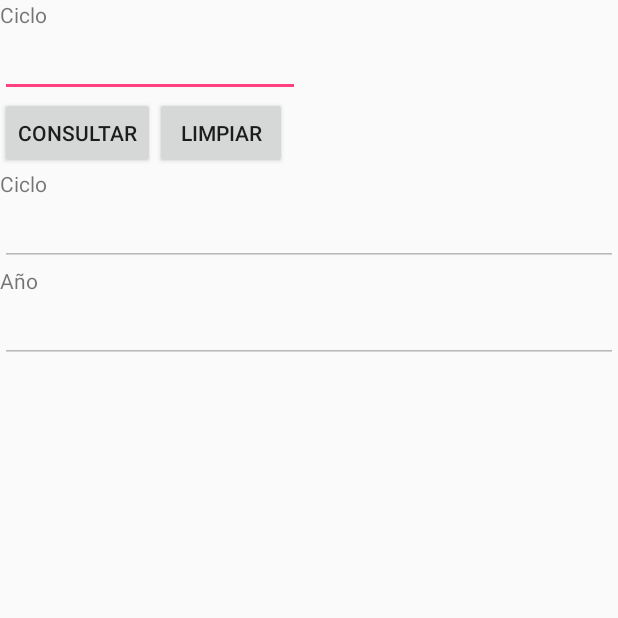
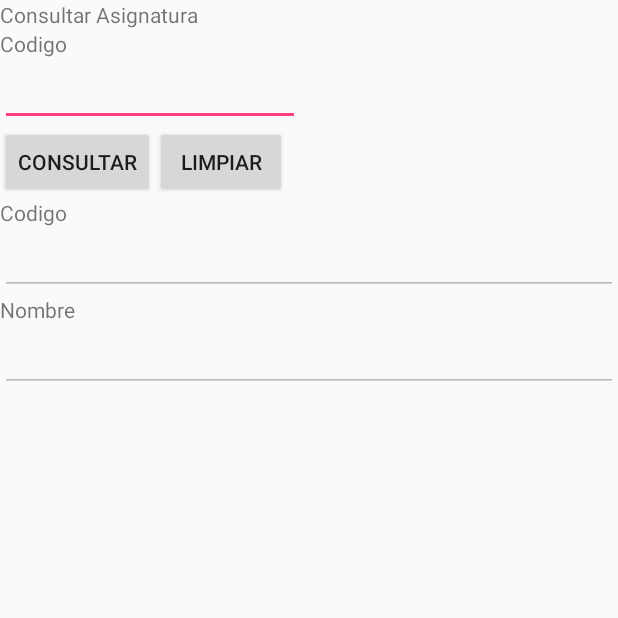
Before and after one commit to VeronicaC8/reservaLab, an Android app: the AsignaturaConsultarActivity screen opened directly, with no data from a screen before it, after a tap on "CONSULTAR", on a phone screen of 412 x 824 dp, the top half of it. Run offline under Robolectric (Android 15) with nearby library versions, the phone set to English and light mode, and no system bars; 1 statement that could not run was skipped.

Commit message:
modificación asignatura

```diff
--- a/app/src/main/java/com/example/oscar/reservalab/AsignaturaConsultarActivity.java
+++ b/app/src/main/java/com/example/oscar/reservalab/AsignaturaConsultarActivity.java
@@ -30,10 +30,10 @@ public class AsignaturaConsultarActivity extends Activity {
 
     public void consultar(View v) {
         helper.abrir();
-        Asignatura asignatura = helper.consultarAsignatura(editCod.getText().toString());
+        Asignatura asignatura = helper.consultarAsignatura(editCod.getText().toString(), editNombre.getText().toString(), Integer.valueOf(editAnio.getText().toString()));
         helper.cerrar();
         if(asignatura == null)
-            Toast.makeText(this,"Ciclo con id" + editCod.getText().toString()+ "No encontrado", Toast.LENGTH_SHORT).show();
+            Toast.makeText(this,"Asignatura con codigo" + editCod.getText().toString()+ "No encontrado", Toast.LENGTH_SHORT).show();
         else
         {
             editNombre.setText(asignatura.getNombreAsignatura());
--- a/app/src/main/java/com/example/oscar/reservalab/AsignaturaInsertarActivity.java
+++ b/app/src/main/java/com/example/oscar/reservalab/AsignaturaInsertarActivity.java
@@ -26,7 +26,7 @@ public class AsignaturaInsertarActivity extends Activity {
 
     }
 
-    public void insertar(View v){
+    public void insertarAsignatura(View v){
 
         String regInsertados;
         String codigoAsignatura=editCodAsignatura.getText().toString();
--- a/app/src/main/java/com/example/oscar/reservalab/CicloConsultarActivity.java
+++ b/app/src/main/java/com/example/oscar/reservalab/CicloConsultarActivity.java
@@ -28,7 +28,7 @@ public class CicloConsultarActivity extends Activity {
 
     }
 
-        public void consultar(View v) {
+        public void consultarCiclo(View v) {
             helper.abrir();
             Ciclo ciclo = helper.consultarCiclo(Integer.parseInt(editIdCiclo.getText().toString()));
             helper.cerrar();
--- a/app/src/main/res/layout/activity_asignatura_consultar.xml
+++ b/app/src/main/res/layout/activity_asignatura_consultar.xml
@@ -8,8 +8,15 @@
     <TextView
         android:layout_width="wrap_content"
         android:layout_height="wrap_content"
-        android:text="@string/ciclo"/>
+        android:text="@string/asignatura"/>
+    <TextView
+        android:layout_width="wrap_content"
+        android:layout_height="wrap_content"
+        android:text="@string/codMateria"/>
+
+
     <EditText
+
         android:id="@+id/editCod"
         android:layout_width="200dp"
         android:layout_height="wrap_content"
@@ -35,9 +42,9 @@
     <TextView
         android:layout_width="wrap_content"
         android:layout_height="wrap_content"
-        android:text="@string/numCiclo" />
+        android:text="@string/codMateria" />
     <EditText
-        android:id="@+id/editNumCiclo"
+        android:id="@+id/editNombre"
         android:layout_width="fill_parent"
         android:layout_height="wrap_content"
         android:inputType="text"
@@ -50,7 +57,7 @@
     <TextView
         android:layout_width="wrap_content"
         android:layout_height="wrap_content"
-        android:text="@string/anio" />
+        android:text="@string/nomMateria" />
     <EditText
         android:id="@+id/editAnio"
         android:layout_width="fill_parent"
--- a/app/src/main/res/layout/activity_ciclo_consultar.xml
+++ b/app/src/main/res/layout/activity_ciclo_consultar.xml
@@ -24,7 +24,7 @@
             android:layout_width="wrap_content"
             android:layout_height="wrap_content"
             android:text="@string/consultar"
-            android:onClick="consultar"/>
+            android:onClick="consultarCiclo"/>
         <Button
             android:id="@+id/botonLimpiar"
             android:layout_width="wrap_content"
--- a/app/src/main/res/values/strings.xml
+++ b/app/src/main/res/values/strings.xml
@@ -38,6 +38,7 @@
     <string name="title_activity_asignatura_eliminar">AsignaturaEliminarActivity</string>
     <string name="title_activity_asignatura_actualizar">AsignaturaActualizarActivity</string>
     <string name="title_activity_asignatura_consultar">AsignaturaConsultarActivity</string>
+    <string name="asignatura"> Consultar Asignatura</string>
     <string name="codMateria">Codigo </string>
     <string name="nomMateria">Nombre</string>
     <string name="anio_mat"></string>
```
Also changed, not shown: app/src/main/java/com/example/oscar/reservalab/ControlBDReservacionLab.java (+7 -12 lines).
